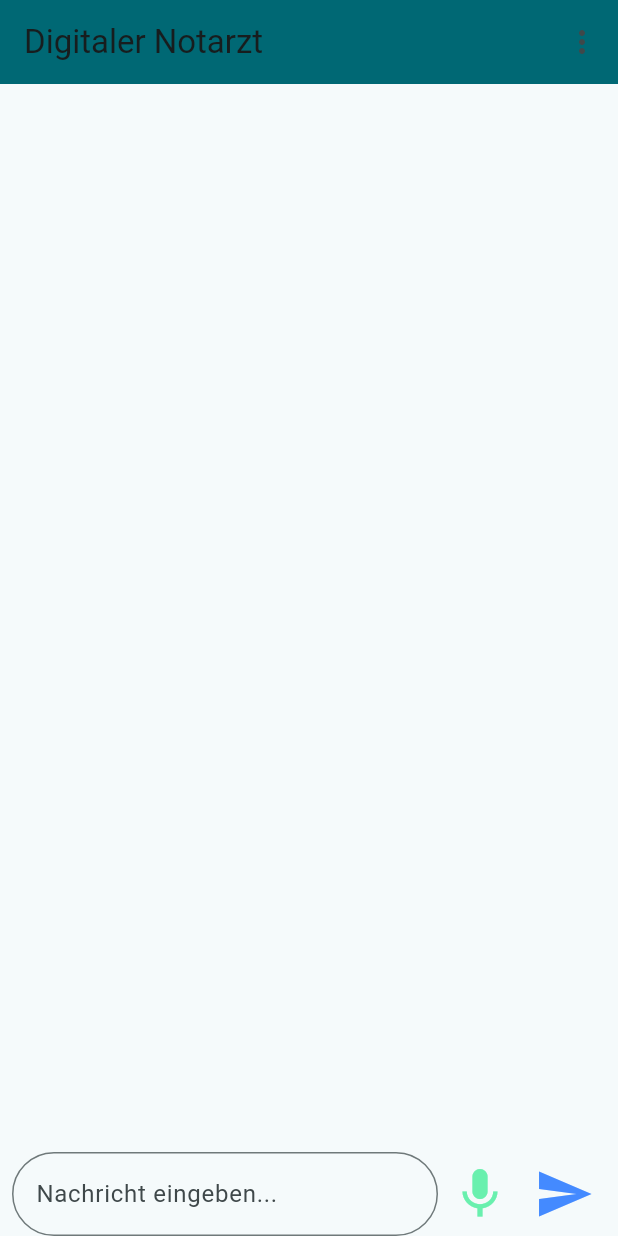
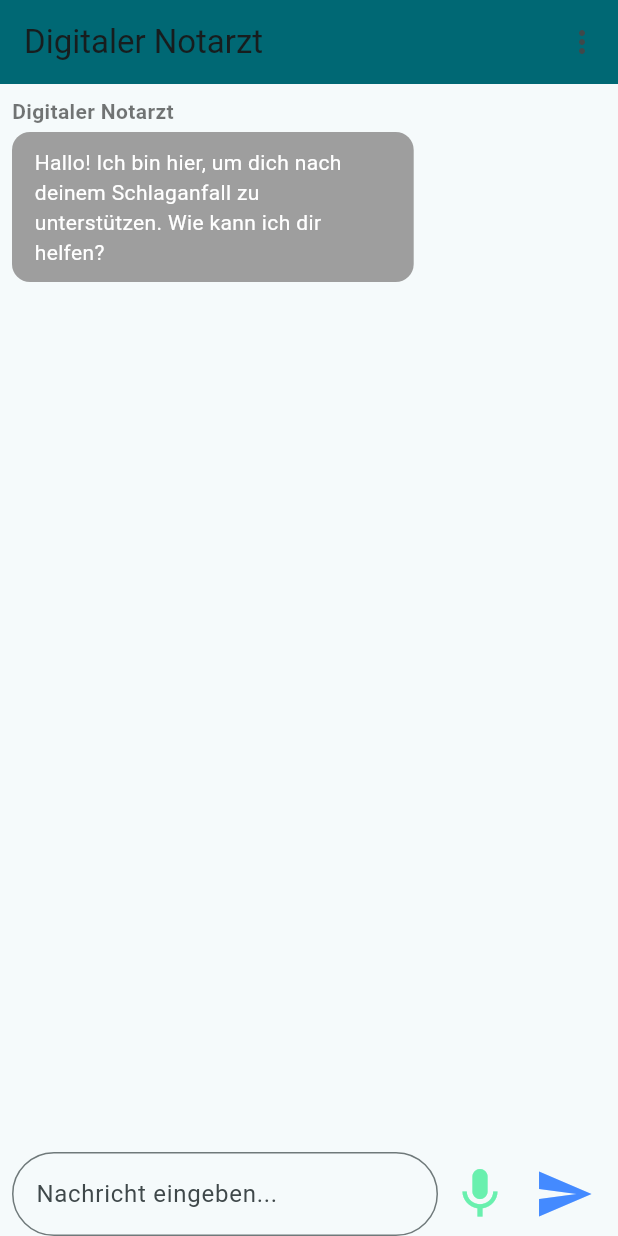
Before and after one commit to Digitaler-Notarzt/dn_frontend, a Flutter app: the screen it shows after launch, on a phone screen of 412 x 824 dp. Run offline on Flutter 3.47's test engine with Material 3 defaults, Android fonts, the phone set to English and light mode, and no system bars; missing offline and left inert: record.

Commit message:
added welcome message

```diff
--- a/lib/screens/chat_screen.dart
+++ b/lib/screens/chat_screen.dart
@@ -29,6 +29,7 @@ class _ChatScreenState extends State<ChatScreen> {
     WidgetsBinding.instance.addPostFrameCallback((_) {
       _dismissKeyboard();
     });
+    messages.add(Message(isUserMessage: false, text: "Hallo! Ich bin hier, um dich nach deinem Schlaganfall zu unterstützen. Wie kann ich dir helfen?"));
   }
 
   void _toggleRecording() async {
```
